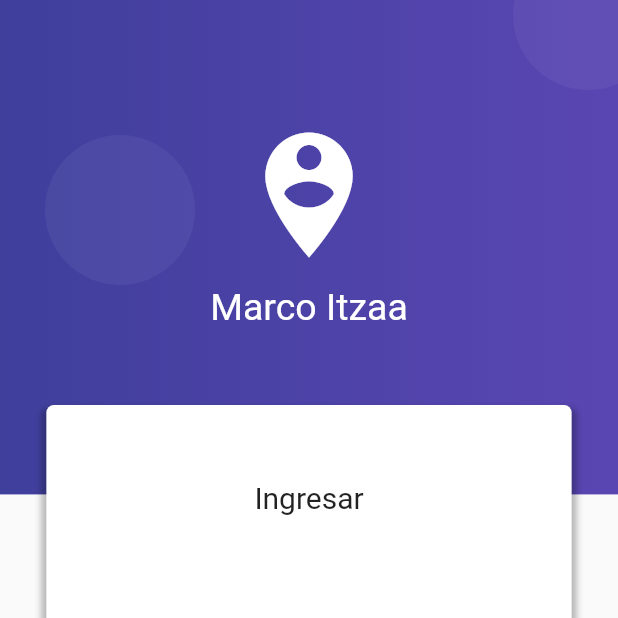
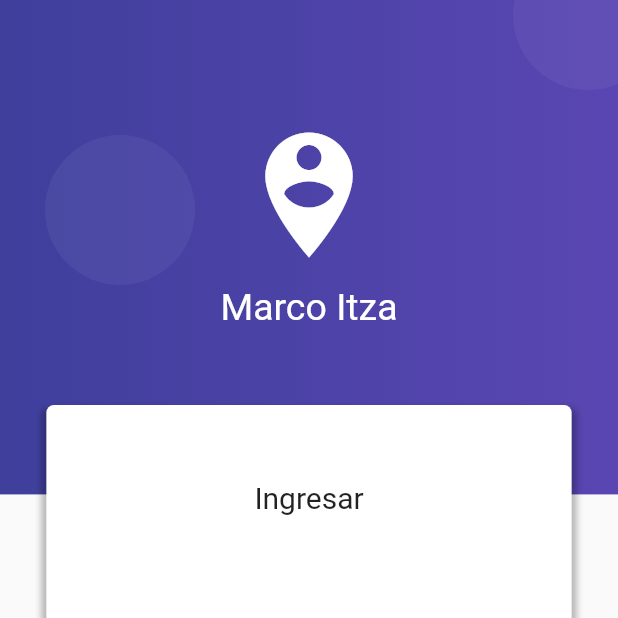
Before and after one commit to marcoItza-16/form_validation_marcoitza, a Flutter app: the screen it shows after launch, on a phone screen of 412 x 824 dp, the top half of it. Run offline on Flutter 3.47's test engine with Material 2 defaults, Android fonts, the phone set to English and light mode, and no system bars; our stand-ins replace fluttertoast, image_picker, rxdart, shared_preferences; missing offline and left inert: mime_type.

```diff
--- a/lib/src/pages/login_page.dart
+++ b/lib/src/pages/login_page.dart
@@ -55,7 +55,7 @@ class LoginPage extends StatelessWidget {
                   width: double.infinity,
                 ),
                 Text(
-                  'Marco Itzaa',
+                  'Marco Itza',
                   style: TextStyle(color: Colors.white, fontSize: 25.0),
                 )
               ],
@@ -76,6 +76,7 @@ class LoginPage extends StatelessWidget {
               child: Container(
             height: 240.0,
           )),
+          //Pantalla para registrar usuarios
           Container(
             width: size.width * 0.85,
             margin: EdgeInsets.symmetric(vertical: 30.0),
```
